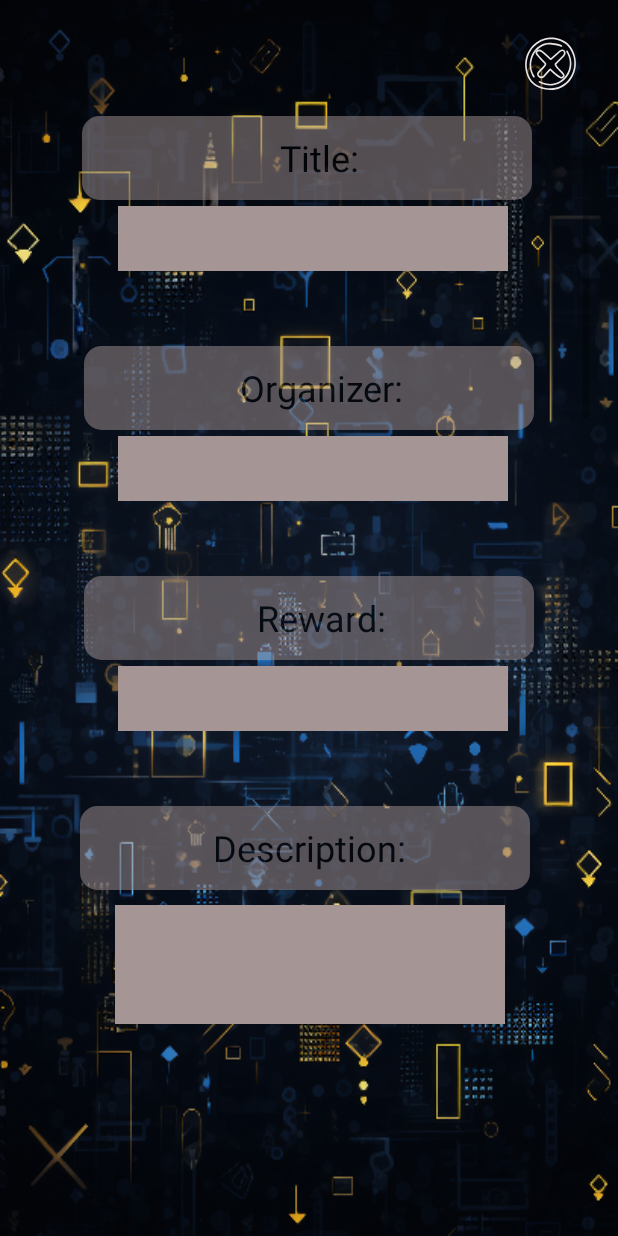
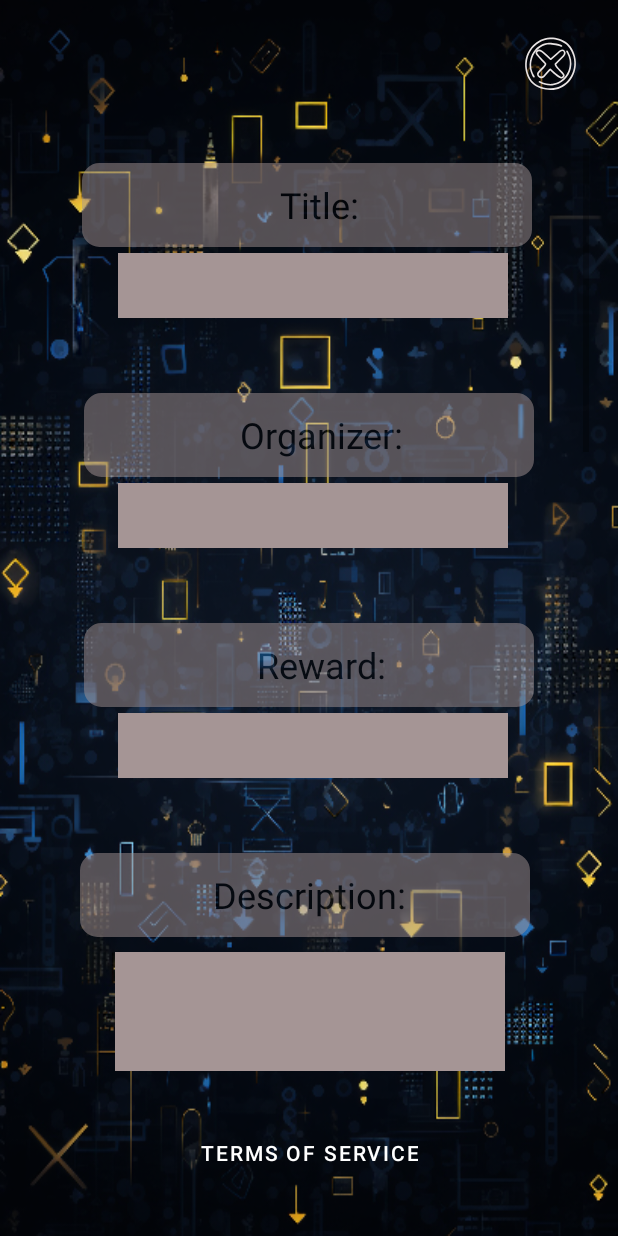
Before and after one commit to Damek34/Ahoy, an Android app: the AddCompetition screen opened directly, with no data from a screen before it, on a phone screen of 412 x 824 dp. Run offline under Robolectric (Android 15) with nearby library versions, the phone set to English and light mode, and no system bars; our stand-ins replace Firebase (no records; nobody signed in at launch, a user with empty details on screens opened directly); libraries missing offline, so code that uses them is left out: org.apache.commons.

Commit message:
Fixes
•UI fixes
•Forms fix
•New encryption key
•TOS on add competition activity

```diff
--- a/Ahoj/app/src/main/AndroidManifest.xml
+++ b/Ahoj/app/src/main/AndroidManifest.xml
@@ -49,7 +49,8 @@
         <activity
             android:name=".AddCompetition"
             android:exported="false"
-            android:screenOrientation="portrait" />
+            android:screenOrientation="portrait"
+            android:windowSoftInputMode="adjustPan"/>
         <activity
             android:name=".ProfileActivity"
             android:exported="false"
--- a/Ahoj/app/src/main/java/com/chatoyment/ahoyapp/FAQ.java
+++ b/Ahoj/app/src/main/java/com/chatoyment/ahoyapp/FAQ.java
@@ -59,7 +59,7 @@ public class FAQ extends AppCompatActivity {
 
         intent = getIntent();
         terms = findViewById(R.id.terms);
-        if(intent.getStringExtra("activity").equals("setup") || intent.getStringExtra("activity").equals("register") || intent.getStringExtra("activity").equals("registerUser")){
+        if(intent.getStringExtra("activity").equals("setup") || intent.getStringExtra("activity").equals("register") || intent.getStringExtra("activity").equals("registerUser") || intent.getStringExtra("activity").equals("AddCompetition")){
             terms.setVisibility(View.GONE);
         }
 
--- a/Ahoj/app/src/main/java/com/chatoyment/ahoyapp/LoadingScreen.java
+++ b/Ahoj/app/src/main/java/com/chatoyment/ahoyapp/LoadingScreen.java
@@ -51,7 +51,7 @@ import java.util.Locale;
 public class LoadingScreen extends AppCompatActivity implements LocationListener, OnlineDate.OnDateFetchedListener{
 
     private DatabaseReference versionRef;
-    private String appVersion = "0.924";
+    private String appVersion = "0.93";
 
     TextView Textview_app_version_is_not_actual, Textview_please_update_application, checking_internet_connection, checking_app_version, welcome_to_ahoy;
     ScrollView status_scrollview;
--- a/Ahoj/app/src/main/java/com/chatoyment/ahoyapp/OnlyJava/EncryptionHelper.java
+++ b/Ahoj/app/src/main/java/com/chatoyment/ahoyapp/OnlyJava/EncryptionHelper.java
@@ -17,7 +17,7 @@ import javax.crypto.spec.SecretKeySpec;
 public class EncryptionHelper {
     // Class private variables
     private static final String SECRET_KEY
-            = "my_super_secret_key_ho_ho_ho";
+            = "jo_przyjaciele_wielki_powrot_mr_grass_damek_weronika_shinix_best_friends_and_ahoy";
 
     private static final String SALT = "ssshhhhhhhhhhh!!!!";
 
--- a/Ahoj/app/src/main/res/layout/activity_add_competition.xml
+++ b/Ahoj/app/src/main/res/layout/activity_add_competition.xml
@@ -23,6 +23,7 @@
         android:id="@+id/scrollview"
         android:layout_width="373dp"
         android:layout_height="615dp"
+        app:layout_constraintBottom_toTopOf="@+id/tos"
         app:layout_constraintEnd_toEndOf="parent"
         app:layout_constraintStart_toStartOf="parent"
         app:layout_constraintTop_toBottomOf="@+id/buttonExitAdd">
@@ -36,9 +37,9 @@
                 android:layout_width="300dp"
                 android:layout_height="wrap_content"
                 android:layout_marginStart="157dp"
+                android:layout_marginTop="10dp"
                 android:layout_marginEnd="157dp"
                 android:alpha="0.5"
-                android:layout_marginTop="10dp"
                 android:background="@drawable/round_toolbar"
                 app:layout_constraintEnd_toEndOf="parent"
                 app:layout_constraintHorizontal_bias="0.508"
@@ -571,6 +572,19 @@
                 app:layout_constraintStart_toStartOf="parent"
                 app:layout_constraintTop_toBottomOf="@+id/ToolbarCompetitionAdditional" />
 
+            <TextView
+                android:id="@+id/info"
+                android:layout_width="wrap_content"
+                android:layout_height="wrap_content"
+                android:layout_marginTop="30dp"
+                android:text="@string/add_contest_14_days_info"
+                android:textAlignment="center"
+                android:textColor="@color/purple_200"
+                android:textStyle="bold|italic"
+                app:layout_constraintEnd_toEndOf="parent"
+                app:layout_constraintStart_toStartOf="parent"
+                app:layout_constraintTop_toBottomOf="@+id/competition_additional_info" />
+
             <androidx.appcompat.widget.AppCompatButton
                 android:id="@+id/buttonAdd"
                 android:layout_width="wrap_content"
@@ -587,7 +601,7 @@
 
                 app:layout_constraintEnd_toEndOf="parent"
                 app:layout_constraintStart_toStartOf="parent"
-                app:layout_constraintTop_toBottomOf="@+id/competition_additional_info" />
+                app:layout_constraintTop_toBottomOf="@+id/info" />
 
 
         </androidx.constraintlayout.widget.ConstraintLayout>
@@ -635,6 +649,19 @@
         app:layout_constraintEnd_toEndOf="parent"
         app:layout_constraintStart_toStartOf="parent"
         app:layout_constraintTop_toBottomOf="@+id/done_animation" />
+
+    <Button
+        android:id="@+id/tos"
+        android:layout_width="wrap_content"
+        android:layout_height="wrap_content"
+        android:background="@color/transparent"
+        android:onClick="statute"
+        android:text="@string/terms_of_service"
+        android:textColor="@color/white"
+        app:layout_constraintBottom_toBottomOf="parent"
+        app:layout_constraintEnd_toEndOf="parent"
+        app:layout_constraintStart_toStartOf="parent"
+        app:layout_constraintTop_toBottomOf="@+id/scrollview" />
 
     <TextView
         android:id="@+id/competition_must_have_title"
--- a/Ahoj/app/src/main/res/layout/activity_announcement.xml
+++ b/Ahoj/app/src/main/res/layout/activity_announcement.xml
@@ -77,6 +77,7 @@
                 android:text="@string/description"
                 android:textColor="@color/white"
                 android:textSize="20sp"
+
                 android:background="@color/almost_transparent"
                 app:layout_constraintStart_toStartOf="parent"
                 app:layout_constraintTop_toBottomOf="@+id/activityAnnouncementEndsAt" />
@@ -90,6 +91,7 @@
                 android:text="@string/ends_at"
                 android:textColor="@color/white"
                 android:textSize="20sp"
+                android:paddingRight="15dp"
                 android:background="@color/almost_transparent"
                 app:layout_constraintStart_toStartOf="parent"
                 app:layout_constraintTop_toBottomOf="@+id/activity_announcement_company_name" />
--- a/Ahoj/app/src/main/res/layout/activity_profile.xml
+++ b/Ahoj/app/src/main/res/layout/activity_profile.xml
@@ -185,13 +185,12 @@
                     android:id="@+id/save_description"
                     android:layout_width="wrap_content"
                     android:layout_height="wrap_content"
+                    android:layout_marginStart="20dp"
                     android:layout_marginTop="8dp"
-                    android:layout_marginEnd="100dp"
                     android:background="@color/transparent"
                     android:onClick="saveDescription"
                     android:text="@string/save"
                     android:textColor="@color/light_grey2"
-                    app:layout_constraintEnd_toEndOf="parent"
                     app:layout_constraintStart_toEndOf="@+id/cancel_description"
                     app:layout_constraintTop_toBottomOf="@+id/editText_description" />
 
@@ -199,12 +198,13 @@
                     android:id="@+id/cancel_description"
                     android:layout_width="wrap_content"
                     android:layout_height="wrap_content"
-                    android:layout_marginStart="120dp"
                     android:layout_marginTop="8dp"
                     android:background="@color/transparent"
                     android:onClick="cancelDescription"
                     android:text="@string/cancel"
                     android:textColor="@color/light_grey2"
+                    app:layout_constraintEnd_toEndOf="parent"
+                    app:layout_constraintHorizontal_bias="0.3"
                     app:layout_constraintStart_toStartOf="parent"
                     app:layout_constraintTop_toBottomOf="@+id/editText_description" />
 
--- a/Ahoj/app/src/main/res/values/strings.xml
+++ b/Ahoj/app/src/main/res/values/strings.xml
@@ -249,7 +249,7 @@ Using the application implies agreement to the following regulations:
     <string name="new_password">New password</string>
     <string name="change">Change</string>
     <string name="enter_friend_nickname">Enter friend nickname</string>
-    <string name="search_new_friend">Search new friend by his nickname</string>
+    <string name="search_new_friend">Add your friend by his nickname</string>
     <string name="user_not_found">User not found</string>
     <string name="you_cant_invite_yourself">You can\'t invite yourself</string>
     <string name="invite">Invite</string>
@@ -280,35 +280,35 @@ Using the application implies agreement to the following regulations:
     <string name="no">No</string>
     <string name="are_you_sure">Are you sure?</string>
     <string name="total_distance">Total distance</string>
-    <string name="competition">Competition</string>
-    <string name="you_already_created_competition">You already created competition</string>
+    <string name="competition">Contest</string>
+    <string name="you_already_created_competition">You already created contest</string>
     <string name="organizer">Organizer:</string>
     <string name="title">Title:</string>
     <string name="reward">Reward:</string>
-    <string name="competition_location">Competition location:</string>
-    <string name="how_long_should_competition_be_active">How long should competition be active?</string>
-    <string name="when_will_the_competition_results_be_announced">When will the competition results be announced?</string>
-    <string name="who_can_take_part_in_the_competition">Who can take part in the competition?</string>
-    <string name="where_will_the_competition_results_be">Where will the competition results be?</string>
+    <string name="competition_location">Contest location:</string>
+    <string name="how_long_should_competition_be_active">How long should contest be active?</string>
+    <string name="when_will_the_competition_results_be_announced">When will the contest results be announced?</string>
+    <string name="who_can_take_part_in_the_competition">Who can take part in the contest?</string>
+    <string name="where_will_the_competition_results_be">Where will the contest results be?</string>
     <string name="link_or_information">Link or information</string>
     <string name="link_rules">Link, rules...</string>
-    <string name="competition_must_have_title">Competition must have a title</string>
-    <string name="competition_must_have_organizer">Competition must have organizer</string>
-    <string name="competition_must_have_reward">Competition must have reward</string>
-    <string name="competition_must_have_description">Competition must have description</string>
-    <string name="competition_must_last_at_least_an_hour">Competition must last at least an hour</string>
-    <string name="competition_must_have_information_when_the_results_will_be_available">Competition must have information when the results will be available</string>
-    <string name="competition_must_have_information_who_can_take_part_in_competition">Competition must have information who can take part in the competition</string>
-    <string name="competition_must_have_information_where_will_be_results_announced">Competition must have information where will be results announced</string>
-    <string name="you_dont_have_any_competition">You don\'t have any competition</string>
+    <string name="competition_must_have_title">Contest must have a title</string>
+    <string name="competition_must_have_organizer">Contest must have organizer</string>
+    <string name="competition_must_have_reward">Contest must have reward</string>
+    <string name="competition_must_have_description">Contest must have description</string>
+    <string name="competition_must_last_at_least_an_hour">Contest must last at least an hour</string>
+    <string name="competition_must_have_information_when_the_results_will_be_available">Contest must have information when the results will be available</string>
+    <string name="competition_must_have_information_who_can_take_part_in_competition">Contest must have information who can take part in the competition</string>
+    <string name="competition_must_have_information_where_will_be_results_announced">Contest must have information where will be results announced</string>
+    <string name="you_dont_have_any_competition">You don\'t have any contest</string>
     <string name="during_the_verification">During the verification</string>
     <string name="active">Active</string>
     <string name="status">Status</string>
     <string name="announcements">Announcements</string>
-    <string name="competitions">Competitions</string>
+    <string name="competitions">Contests</string>
     <string name="notification_after_every_reached_five_kilometers">Notification after every reached 5 kilometers</string>
     <string name="filter">Filter</string>
-    <string name="no_competitions_found">No competitions found</string>
+    <string name="no_competitions_found">No contests found</string>
     <string name="im_organizer">I am an organizer</string>
     <string name="no_events_found">No events found</string>
     <string name="results">Results</string>
@@ -333,6 +333,7 @@ Using the application implies agreement to the following regulations:
     <string name="choose">Choose</string>
     <string name="nickname_cannot_be_empty">Nickname cannot be empty</string>
     <string name="this_email_address_is_already_assigned_to_another_account">This email address is already assigned to another account</string>
+    <string name="add_contest_14_days_info">The contest will be active for 14 additional days to allow users to review the results of your contest during this time. You can add the contest results in the \"Manage\" tab.</string>
 
 
     <string-array name="map_types_spinner" translatable="true">
@@ -348,5 +349,4 @@ Using the application implies agreement to the following regulations:
         <item>English</item>
         <item>Polish</item>
     </string-array>
-    <string name="title_activity_test_maps">TestMapsActivity</string>
 </resources>
```
Also changed, not shown: Ahoj/app/src/main/java/com/chatoyment/ahoyapp/AddAnnouncement.java (+11 -0 lines), Ahoj/app/src/main/java/com/chatoyment/ahoyapp/AddCompetition.java (+50 -6 lines), Ahoj/app/src/main/java/com/chatoyment/ahoyapp/AddLocalEvent.java (+9 -0 lines), Ahoj/app/src/main/java/com/chatoyment/ahoyapp/FriendsActivity.java (+23 -2 lines), Ahoj/app/src/main/java/com/chatoyment/ahoyapp/Setup/Register.java (+28 -28 lines), Ahoj/app/src/main/java/com/chatoyment/ahoyapp/Statute.java (+18 -0 lines), Ahoj/app/src/main/res/layout/activity_competition.xml (+7 -0 lines), Ahoj/app/src/main/res/layout/activity_event.xml (+5 -2 lines), Ahoj/app/src/main/res/layout/activity_friends.xml (+21 -20 lines), 1 other file.
